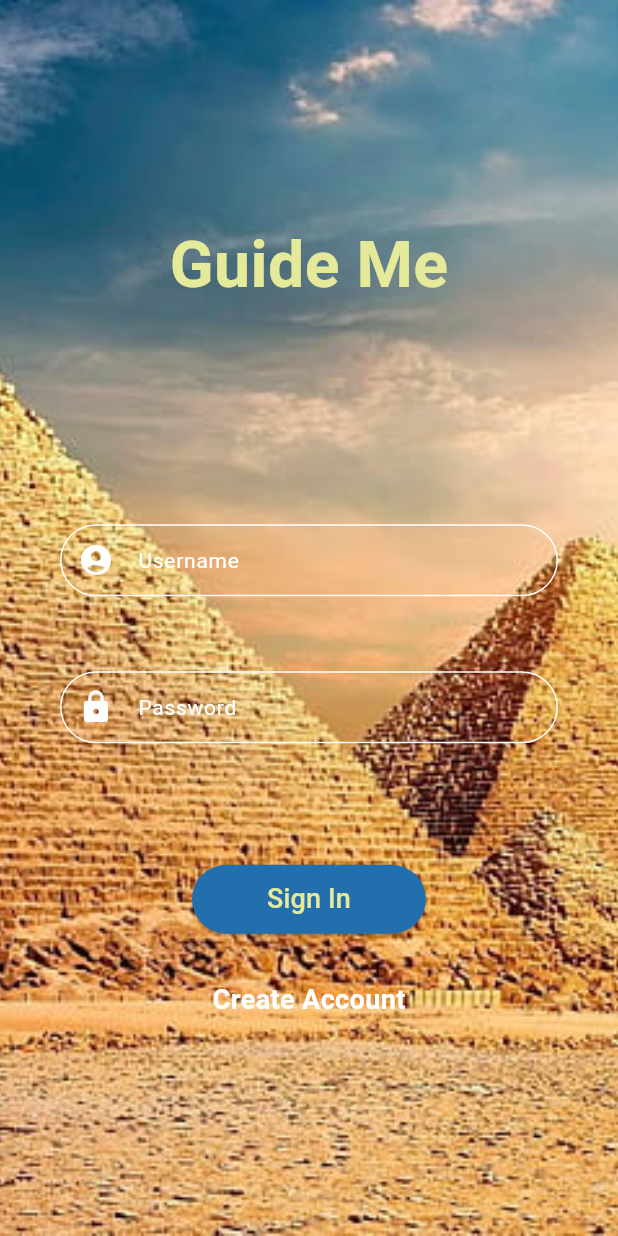
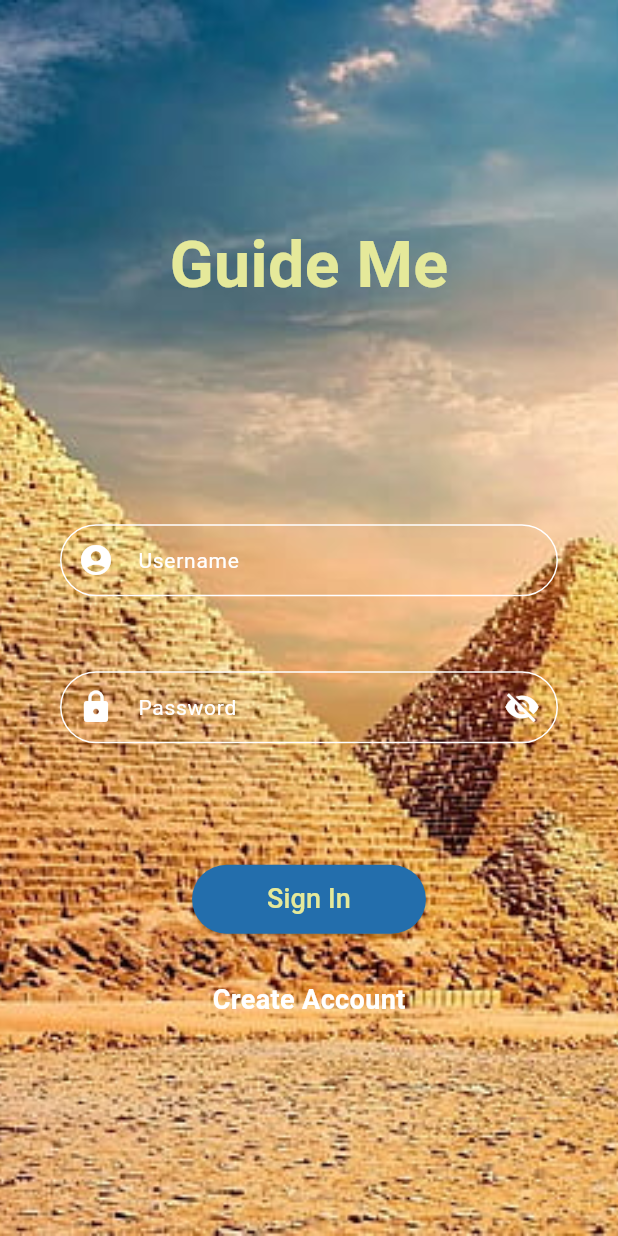
Before and after one commit to NourhanAmr119/Guide-Me_App, a Flutter app: the SignInPage screen opened by its route, on a phone screen of 412 x 824 dp. Run offline on Flutter 3.47's test engine with Material 3 defaults, Android fonts, the light colour scheme and no system bars; our stand-ins replace audioplayers, flutter_map, google_fonts, image_picker, jwt_decoder, latlong2 and 2 more; missing offline and left inert: jwt_decode; accounts and stored records are empty; network calls fail; Roboto replaces fonts that are missing (Shrikhand).

Commit message:
sign in and rating

```diff
--- a/guide_me/lib/city_page.dart
+++ b/guide_me/lib/city_page.dart
@@ -271,7 +271,7 @@ class _CityPageState extends State<CityPage> {
                   context: context,
                   delegate:
                   CustomSearchDelegate(context: context, token: widget.token, cityName: widget.title, touristName: decodeToken(widget.token),appLocalization: widget.appLocalization, // Pass the localization instance
-                    locale: widget.locale),
+                      locale: widget.locale),
                 );
               },
             ),
--- a/guide_me/lib/main.dart
+++ b/guide_me/lib/main.dart
@@ -37,7 +37,11 @@ class MyApp extends StatelessWidget {
           Locale('fr', 'FR'), // French
           Locale('it', 'IT'), // Italian
           Locale('ar', 'AR'), // Arabic
-          Locale('ru', 'RU'), // Russian
+          Locale('ru', 'RU'),
+          Locale('de', 'DE'),
+          Locale('zh', 'ZH'),
+          Locale('ja', 'JA'),
+          // Russian
         ],
         localizationsDelegates: const [
           AppLocalization.delegate,
--- a/guide_me/lib/sign_in.dart
+++ b/guide_me/lib/sign_in.dart
@@ -85,6 +85,7 @@ class _SignInPageState extends State<SignInPage> {
                       controller: _passwordController,
                       labelText: 'Password',
                       prefixIcon: Icons.lock,
+                      isPassword: true, // Set isPassword to true
                       isObscure: _isObscure,
                       errorText: _errorStatus['password'] ?? false
                           ? 'Please enter your password'
@@ -103,6 +104,7 @@ class _SignInPageState extends State<SignInPage> {
                         return null;
                       },
                     ),
+
                     SizedBox(height: 70),
                     ElevatedButton(
                       onPressed: () {
@@ -221,7 +223,7 @@ class _SignInPageState extends State<SignInPage> {
     String? Function(String?)? validator,
     required void Function(String) onChanged,
     String? errorText,
-    bool isObscure = false, // Add this parameter to control the visibility of the password
+    bool isObscure = false,
   }) {
     String fieldHintText = 'Enter your $labelText';
 
@@ -234,7 +236,7 @@ class _SignInPageState extends State<SignInPage> {
       child: TextFormField(
         controller: controller,
         keyboardType: keyboardType,
-        obscureText: isPassword ? isObscure : false, // Use isObscure to control password visibility
+        obscureText: isPassword ? isObscure : false,
         onChanged: (value) {
           setState(() {
             _errorStatus[controller.toString()] = validator!(value) != null;
@@ -262,11 +264,11 @@ class _SignInPageState extends State<SignInPage> {
               ? IconButton(
             icon: Icon(
               isObscure ? Icons.visibility_off : Icons.visibility,
-              color: Colors.white, // Set icon color here
+              color: Colors.white,
             ),
             onPressed: () {
               setState(() {
-                _isObscure = !_isObscure; // Toggle password visibility
+                _isObscure = !_isObscure;
               });
             },
           )
--- a/guide_me/pubspec.yaml
+++ b/guide_me/pubspec.yaml
@@ -49,6 +49,7 @@ dependencies:
     sdk: flutter
   intl: ^0.18.1
   cupertino_icons: ^1.0.2
+
 
 
 dev_dependencies:
```
Also changed, not shown: guide_me/lib/rate_page.dart (+34 -31 lines), guide_me/lib/rate_provider.dart (added, +12 -0 lines), guide_me/lib/favorite_page.dart (line endings or trailing spaces), guide_me/lib/place_page.dart (indentation only), guide_me/pubspec.lock, 1 other file.
